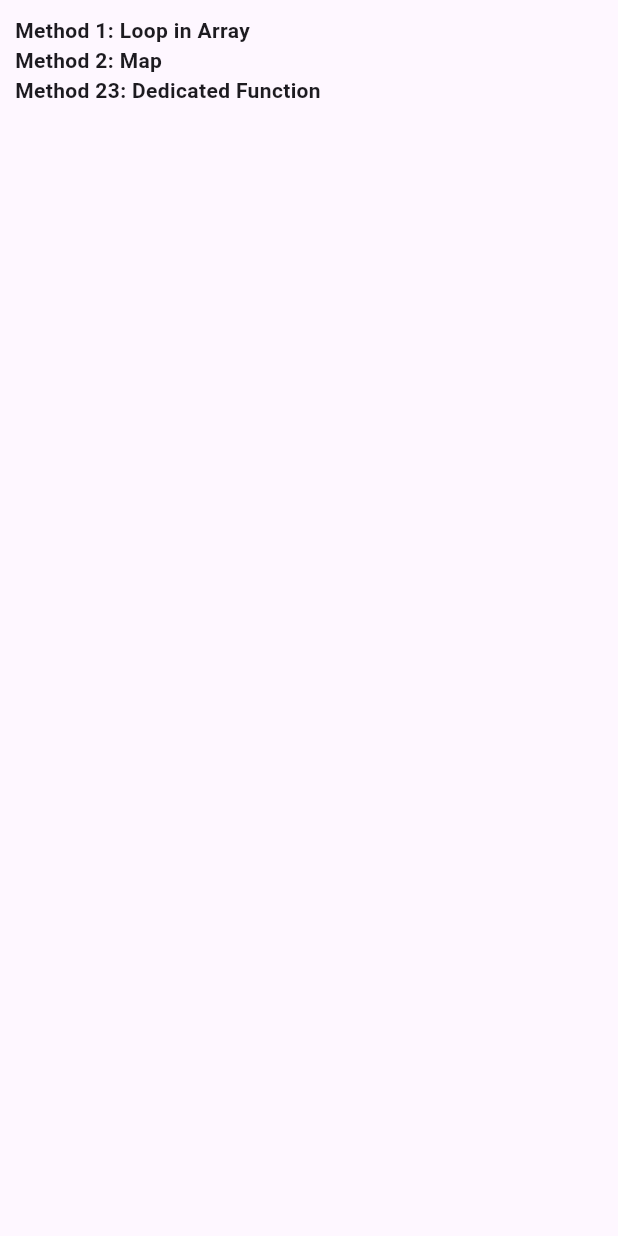
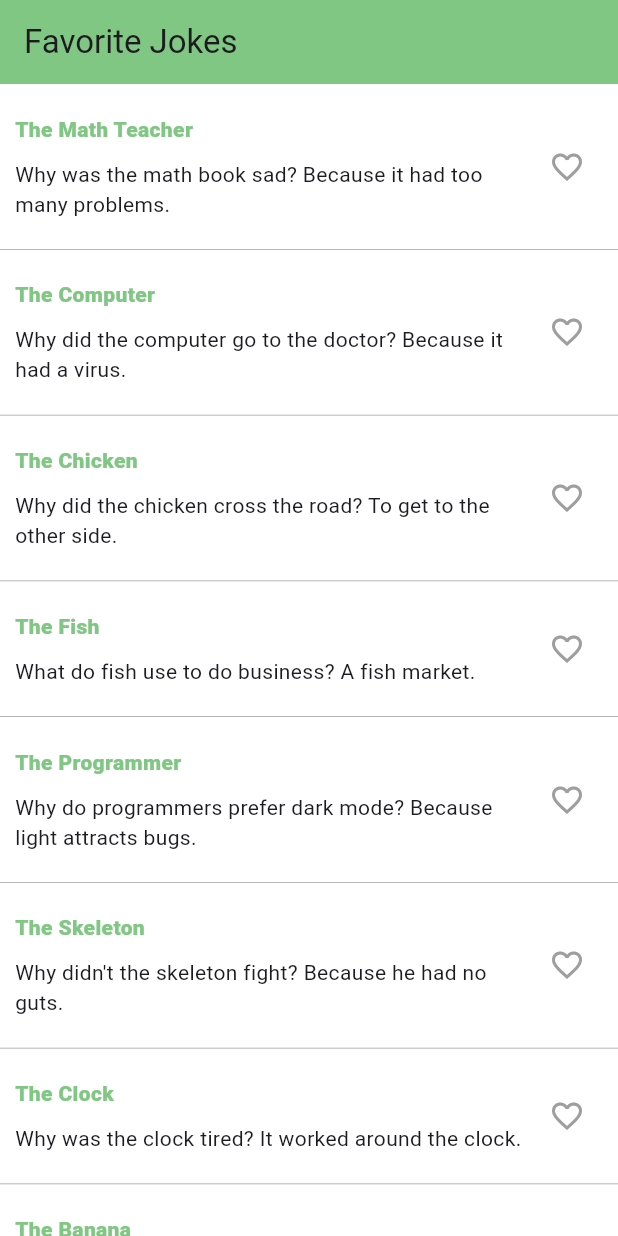
Before and after one commit to sokunkanhanget/w8-list-pass_function-lift_states_up, a Flutter app: the screen it shows after launch, on a phone screen of 412 x 824 dp. Run offline on Flutter 3.47's test engine with Material 3 defaults, Android fonts, the phone set to English and light mode, and no system bars.

Commit message:
4 exercises

```diff
--- a/lib/ex2/main.dart
+++ b/lib/ex2/main.dart
@@ -1,22 +1,13 @@
 import 'package:flutter/material.dart';
-
 import 'ui/screens/welcome_screen.dart';
 
-class TemperatureApp extends StatefulWidget {
+class TemperatureApp extends StatelessWidget {
   const TemperatureApp({super.key});
 
   @override
-  State<TemperatureApp> createState() {
-    return _TemperatureAppState();
-  }
-}
-
-class _TemperatureAppState extends State<TemperatureApp> {
-
-  @override
-  Widget build(context) {
-
+  Widget build(BuildContext context) {
     return MaterialApp(
+      debugShowCheckedModeBanner: false,
       home: Scaffold(
         body: Container(
           decoration: const BoxDecoration(
--- a/lib/ex3/data/profile_data.dart
+++ b/lib/ex3/data/profile_data.dart
@@ -5,7 +5,7 @@ import '../model/profile_tile_model.dart';
 ProfileData ronanProfile = ProfileData(
   name: "Ronan",
   position: "Flutter Developer",
-  avatarUrl: 'assets/w5-s2/aang.png',
+  avatarUrl: 'profile.png',
   tiles: [
     TileData(icon: Icons.phone, title: "Phone Number", value: "+123 456 7890"),
     TileData(icon: Icons.location_on, title: "Address", value: "123 Cambodia"),
--- /dev/null
+++ b/lib/ex4/data/jokes.dart
@@ -0,0 +1,83 @@
+
+const List<Map<String, String>> jokes = [
+  {
+    "title": "The Math Teacher",
+    "description": "Why was the math book sad? Because it had too many problems."
+  },
+  {
+    "title": "The Computer",
+    "description": "Why did the computer go to the doctor? Because it had a virus."
+  },
+  {
+    "title": "The Chicken",
+    "description": "Why did the chicken cross the road? To get to the other side."
+  },
+  {
+    "title": "The Fish",
+    "description": "What do fish use to do business? A fish market."
+  },
+  {
+    "title": "The Programmer",
+    "description": "Why do programmers prefer dark mode? Because light attracts bugs."
+  },
+  {
+    "title": "The Skeleton",
+    "description": "Why didn't the skeleton fight? Because he had no guts."
+  },
+  {
+    "title": "The Clock",
+    "description": "Why was the clock tired? It worked around the clock."
+  },
+  {
+    "title": "The Banana",
+    "description": "Why did the banana go to the doctor? It wasn't peeling well."
+  },
+  {
+    "title": "The Book",
+    "description": "Why did the book join the police? It wanted to go undercover."
+  },
+  {
+    "title": "The Elevator",
+    "description": "Why was the elevator popular? It lifted everyone's spirits."
+  },
+  {
+    "title": "The Coffee",
+    "description": "Why did the coffee call the police? It got mugged."
+  },
+  {
+    "title": "The Bicycle",
+    "description": "Why couldn't the bicycle stand up? It was two-tired."
+  },
+  {
+    "title": "The Ghost",
+    "description": "Why did the ghost go to the party? For the boos."
+  },
+  {
+    "title": "The Tomato",
+    "description": "Why did the tomato blush? It saw the salad dressing."
+  },
+  {
+    "title": "The Cat",
+    "description": "What do cats eat for breakfast? Mice Krispies."
+  },
+  {
+    "title": "The Bee",
+    "description": "Why do bees have sticky hair? They use honeycombs."
+  },
+  {
+    "title": "The Programmer 2",
+    "description": "There are 10 types of people: those who understand binary and those who don't."
+  },
+  {
+    "title": "The Ocean",
+    "description": "What did the ocean say to the beach? Nothing, it just waved."
+  },
+  {
+    "title": "The Cheese",
+    "description": "What cheese is made backwards? Edam."
+  },
+  {
+    "title": "The Light",
+    "description": "How many programmers does it take to change a light bulb? None, it's a hardware problem."
+  },
+];
--- a/lib/ex4/main.dart
+++ b/lib/ex4/main.dart
@@ -1,72 +1,58 @@
 import 'package:flutter/material.dart';
+import 'data/jokes.dart';
+import 'widgets/favoriteCard.dart';
 
 Color appColor = Colors.green[300] as Color;
 
 void main() => runApp(MaterialApp(
-      home: Scaffold(
-        backgroundColor: Colors.white,
-        appBar: AppBar(
-          backgroundColor: appColor,
-          title: const Text("Favorite Jokes"),
-        ),
-        body: const Column(
-          children: [FavoriteCard(), FavoriteCard(), FavoriteCard()],
-        ),
-      ),
+      debugShowCheckedModeBanner: false,
+      home: JokesApp(),
     ));
 
-class FavoriteCard extends StatefulWidget {
-  const FavoriteCard({
-    super.key,
-  });
+class JokesApp extends StatefulWidget {
+  const JokesApp({super.key});
 
   @override
-  State<FavoriteCard> createState() => _FavoriteCardState();
+  State<JokesApp> createState() => _JokesAppState();
 }
 
-class _FavoriteCardState extends State<FavoriteCard> {
-  bool _isFavorite = false;
+class _JokesAppState extends State<JokesApp> {
 
-  void onFavoriteClick() {
+  // Store the index of the favorite joke
+  int? _favoriteIndex;
+
+  // Handle favorite button click
+  void onFavoriteClick(int index) {
     setState(() {
-      _isFavorite = !_isFavorite;
+      if (_favoriteIndex == index) {
+        _favoriteIndex = null;
+      } else {
+        _favoriteIndex = index;
+      }
     });
   }
 
   @override
   Widget build(BuildContext context) {
-    return Container(
-      decoration: const BoxDecoration(
-        border: Border(
-          bottom: BorderSide(width: .5, color: Colors.grey),
-        ),
+    return Scaffold(
+      backgroundColor: Colors.white,
+
+      appBar: AppBar(
+        backgroundColor: appColor,
+        title: const Text("Favorite Jokes"),
       ),
-      padding: const EdgeInsets.fromLTRB(10, 20, 10, 20),
-      child: Row(
-        mainAxisAlignment: MainAxisAlignment.spaceEvenly,
-        children: [
-           Expanded(
-            flex: 7,
-            child: Column(
-              crossAxisAlignment: CrossAxisAlignment.start,
-              children: [
-                Text(
-                  'title',
-                  style: TextStyle(
-                      color: appColor, fontWeight: FontWeight.w800),
-                ),
-                const SizedBox(height: 10.0),
-                const Text('description')
-              ],
-            ),
-          ),
-          IconButton(
-              onPressed: onFavoriteClick,
-              icon: Icon(
-                _isFavorite ? Icons.favorite : Icons.favorite_border,
-                color: _isFavorite ? Colors.red : Colors.grey,
-              ))
-        ],
+
+      // Display all jokes
+      body: ListView.builder(
+        itemCount: jokes.length,
+        itemBuilder: (context, index) {
+          return FavoriteCard(
+            title: jokes[index]["title"]!,
+            description: jokes[index]["description"]!,
+            isFavorite: _favoriteIndex == index,
+            onFavoriteClick: () => onFavoriteClick(index),
+          );
+        },
       ),
     );
   }
--- /dev/null
+++ b/lib/ex4/widgets/favoriteCard.dart
@@ -0,0 +1,64 @@
+
+import 'package:flutter/material.dart';
+import '../main.dart';
+
+class FavoriteCard extends StatelessWidget {
+  const FavoriteCard({
+    super.key,
+    required this.title,
+    required this.description,
+    required this.isFavorite,
+    required this.onFavoriteClick,
+  });
+
+  final String title;
+  final String description;
+  final bool isFavorite;
+  final VoidCallback onFavoriteClick;
+
+  @override
+  Widget build(BuildContext context) {
+    return Container(
+      decoration: const BoxDecoration(
+        border: Border(
+          bottom: BorderSide(
+            width: .5,
+            color: Colors.grey,
+          ),
+        ),
+      ),
+      padding: const EdgeInsets.fromLTRB(10, 20, 10, 20),
+      child: Row(
+        mainAxisAlignment: MainAxisAlignment.spaceEvenly,
+        children: [
+          Expanded(
+            flex: 7,
+            child: Column(
+              crossAxisAlignment: CrossAxisAlignment.start,
+              children: [
+                Text(
+                  title,
+                  style: TextStyle(
+                    color: appColor,
+                    fontWeight: FontWeight.w800,
+                  ),
+                ),
+                const SizedBox(height: 10),
+                Text(description),
+              ],
+            ),
+          ),
+          IconButton(
+            onPressed: onFavoriteClick,
+            icon: Icon(
+              isFavorite
+                  ? Icons.favorite
+                  : Icons.favorite_border,
+              color: isFavorite ? Colors.red : Colors.grey,
+            ),
+          ),
+        ],
+      ),
+    );
+  }
+}
--- a/lib/main.dart
+++ b/lib/main.dart
@@ -4,7 +4,7 @@ import 'ex3/main.dart' as ex3;
 import 'ex4/main.dart' as ex4;
 
 // Which exercise to show: change the number, then press R (hot restart).
-const exercise = 1;
+const exercise = 4;
 
 void main() {
   switch (exercise) {
--- a/pubspec.yaml
+++ b/pubspec.yaml
@@ -11,3 +11,5 @@ dependencies:
 
 flutter:
   uses-material-design: true
+  assets:
+    - profile.png
```
Also changed, not shown: lib/ex1/ex_1_start.dart (+9 -3 lines), lib/ex2/ui/screens/temperature_screen.dart (+32 -4 lines), lib/ex2/ui/screens/welcome_screen.dart (+9 -1 lines), lib/ex3/main.dart (+5 -2 lines), lib/ex3/ui/screens/profile.dart (+40 -27 lines), lib/ex3/assets/profile.png (added), pubspec.lock (added).
